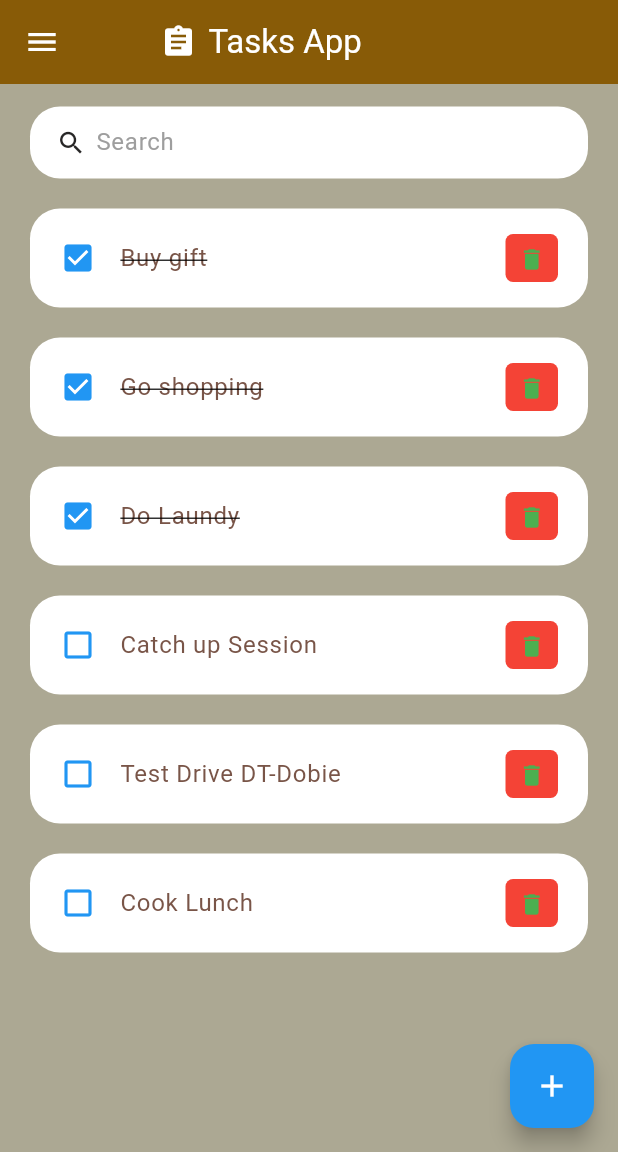
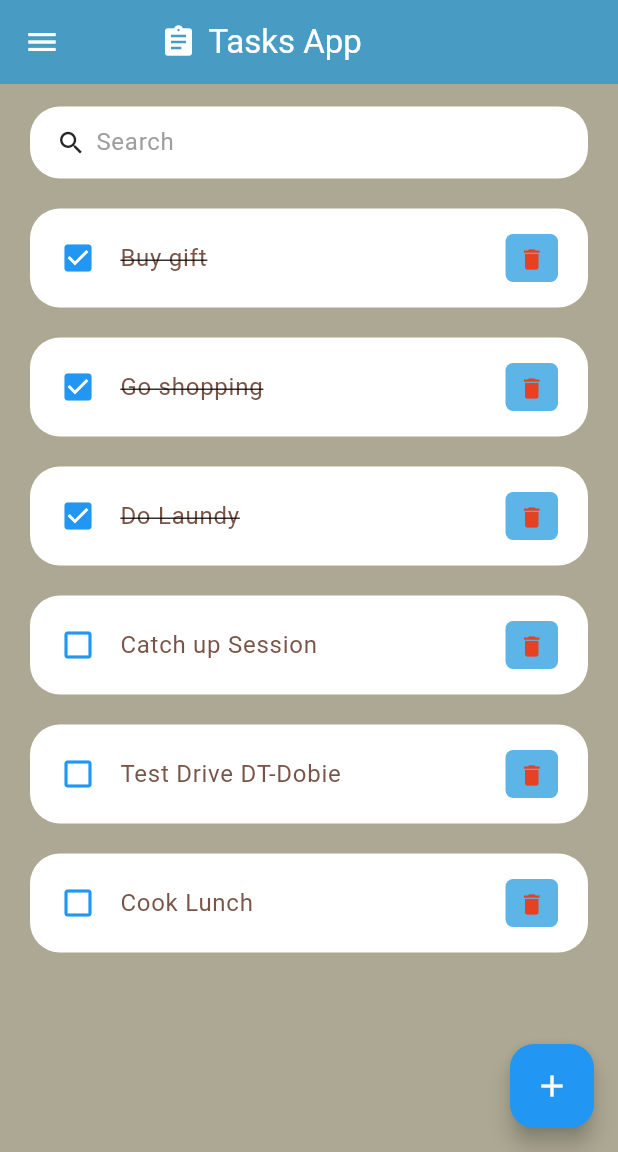
Before and after one commit to mkpete/Todo-List-, a Flutter app: the screen it shows after launch, on a phone screen of 412 x 824 dp, the part 84-1236 px from its top. Run offline on Flutter 3.47's test engine with Material 3 defaults, Android fonts, the phone set to English and light mode, and no system bars; our stand-ins replace flutter_svg.

Commit message:
color fix

```diff
--- a/my_app/lib/screens/tasks_screen.dart
+++ b/my_app/lib/screens/tasks_screen.dart
@@ -151,7 +151,7 @@ class _TasksScreenState extends State<TasksScreen> {
             ),
           ],
         ),
-        backgroundColor: const Color.fromARGB(255, 136, 91, 7),
+        backgroundColor: Color.fromARGB(255, 72, 156, 196),
         iconTheme: const IconThemeData(color: Colors.white),
       ),
       drawer: Drawer(
--- a/my_app/lib/widgets/todo_items.dart
+++ b/my_app/lib/widgets/todo_items.dart
@@ -59,8 +59,7 @@ class ToDoItem extends StatelessWidget {
           height: 35,
           width: 35,
           decoration: BoxDecoration(
-            color: Colors
-                .red, // Set background color of the delete button container to red
+            color: Color.fromARGB(169, 11, 143, 219), // Set background color of the delete button container to red
             borderRadius: BorderRadius.circular(
                 5), // Set rounded corners for the delete button container
           ),
@@ -72,7 +71,7 @@ class ToDoItem extends StatelessWidget {
             icon: const Icon(
               Icons.delete,
               size: 18,
-              color: Colors.green, // Set icon color to white
+              color: Color.fromARGB(255, 231, 65, 36), // Set icon color to white
             ),
           ),
         ),
```
